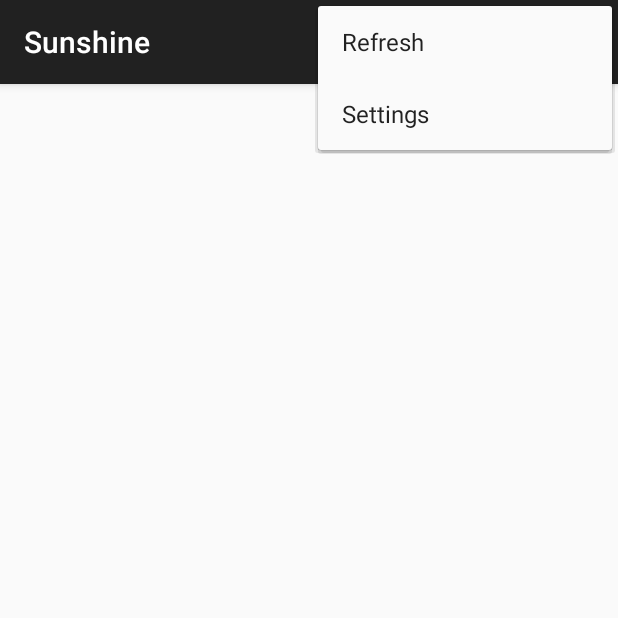
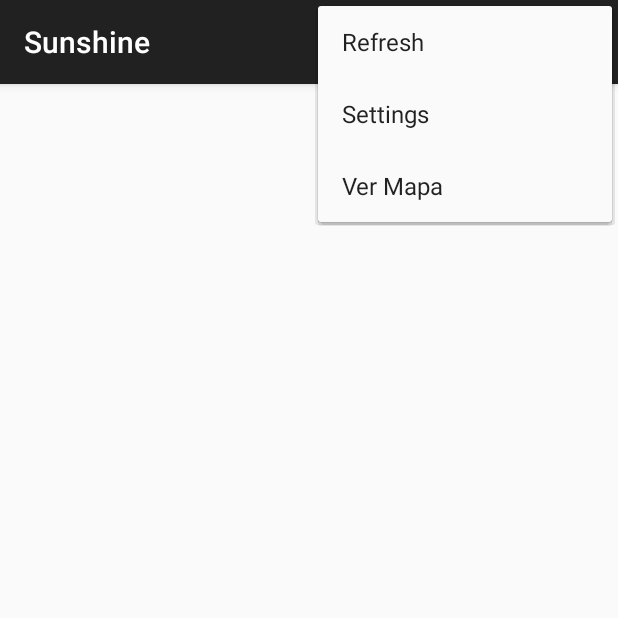
Before and after one commit to jarancibia84/Sunshine, an Android app: the screen it shows after launch (MainActivity), with the options menu open, on a phone screen of 412 x 824 dp, the top half of it. Run offline under Robolectric (Android 15) with nearby library versions, the phone set to English and light mode, and no system bars.

```diff
--- a/app/src/main/res/menu/main.xml
+++ b/app/src/main/res/menu/main.xml
@@ -1,6 +1,12 @@
 <menu xmlns:android="http://schemas.android.com/apk/res/android"
     xmlns:app="http://schemas.android.com/apk/res-auto"
     xmlns:tools="http://schemas.android.com/tools" tools:context=".MainActivity">
-    <item android:id="@+id/action_settings" android:title="@string/action_settings"
-        android:orderInCategory="100" app:showAsAction="never" />
+    <item android:id="@+id/action_settings"
+        android:title="@string/action_settings"
+        android:orderInCategory="100"
+        app:showAsAction="never" />
+    <item android:id="@+id/actions_map"
+        android:title="@string/action_map"
+        android:orderInCategory="101"
+        app:showAsAction="never" />
 </menu>
--- a/app/src/main/res/values/strings.xml
+++ b/app/src/main/res/values/strings.xml
@@ -3,9 +3,38 @@
     <string name="hello_world">Hello world!</string>
     <string name="action_settings">Settings</string>
     <string name="action_refresh">Refresh</string>
+    <string name="action_map">Ver Mapa</string>
     <string name="title_activity_detail">Details</string>
     <string name="title_activity_settings">Settings</string>
     <string name="pref_location_label">Location</string>
     <string name="pref_location_key" translatable="false">location</string>
     <string name="pref_location_default" translatable="false">8320000</string>
+
+    <!-- Label for the temperature units preference [CHAR LIMIT=30] -->
+    <string name="pref_units_label">Temperature Units</string>
+
+    <!-- Label for metric option in temperature unit preference [CHAR LIMIT=25] -->
+    <string name="pref_units_label_metric">Metric</string>
+
+    <!-- Label for imperial option in temperature unit preference [CHAR LIMIT=25] -->
+    <string name="pref_units_label_imperial">Imperial</string>
+
+    <!-- Key name for temperature unit preference in SharedPreferences [CHAR LIMIT=NONE] -->
+    <string name="pref_units_key" translatable="false">units</string>
+
+    <!-- Value in SharedPreferences for metric temperature unit option [CHAR LIMIT=NONE] -->
+    <string name="pref_units_metric" translatable="false">metric</string>
+
+    <!-- Value in SharedPreferences for imperial temperature unit option [CHAR LIMIT=NONE] -->
+    <string name="pref_units_imperial" translatable="false">imperial</string>
+
+    <string-array name="pref_units_options">
+        <item>@string/pref_units_label_metric</item>
+        <item>@string/pref_units_label_imperial</item>
+    </string-array>
+
+    <string-array name="pref_units_values">
+        <item>@string/pref_units_metric</item>
+        <item>@string/pref_units_imperial</item>
+    </string-array>
 </resources>
```
Also changed, not shown: app/src/main/java/com/example/livlab/sunshine/app/ForecastFragment.java (+22 -11 lines), app/src/main/java/com/example/livlab/sunshine/app/MainActivity.java (+33 -0 lines), app/src/main/res/menu/menu_detail.xml (+5 -2 lines), app/src/main/res/xml/pref_general.xml (+7 -0 lines).
